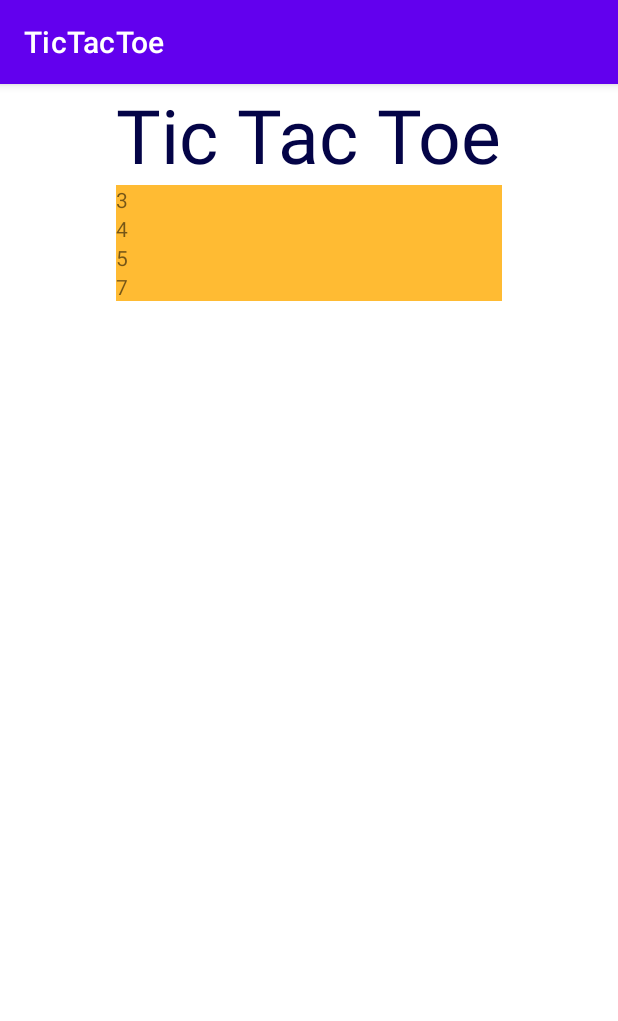
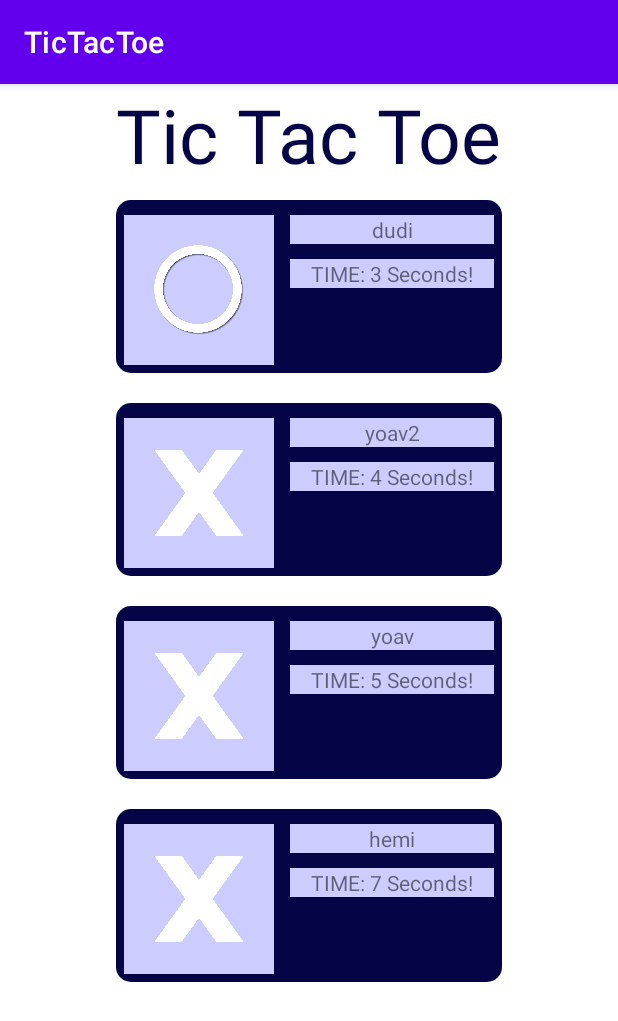
Before and after one commit to YoafOvershoes/tictactoe-android, an Android app: the GameRecordsActivity screen opened directly, with no data from a screen before it, on a phone screen of 412 x 824 dp. Shown: the top 1021 px of the screen. Run offline under Robolectric (Android 15) with nearby library versions, the phone set to English and light mode, and no system bars; our stand-ins replace Room's generated code.

Commit message:
wip shows a nice records screen and check time of new record

```diff
--- a/TicTacToe/app/src/main/java/com/example/tictactoe/AppDatabase.java
+++ b/TicTacToe/app/src/main/java/com/example/tictactoe/AppDatabase.java
@@ -54,7 +54,7 @@ public abstract class AppDatabase extends RoomDatabase {
                 dao.insert(record);
                 record = new GameRecord("hemi", 7, 0);
                 dao.insert(record);
-                record = new GameRecord("dudi", 3, 0);
+                record = new GameRecord("dudi", 3, 1);
                 dao.insert(record);
                 record = new GameRecord("yoav2", 4, 0);
                 dao.insert(record);
--- a/TicTacToe/app/src/main/java/com/example/tictactoe/GameRecordDao.java
+++ b/TicTacToe/app/src/main/java/com/example/tictactoe/GameRecordDao.java
@@ -2,6 +2,7 @@ package com.example.tictactoe;
 
 import androidx.lifecycle.LiveData;
 import androidx.room.Dao;
+import androidx.room.Delete;
 import androidx.room.Insert;
 import androidx.room.OnConflictStrategy;
 import androidx.room.Query;
--- a/TicTacToe/app/src/main/java/com/example/tictactoe/GameRecordsActivity.java
+++ b/TicTacToe/app/src/main/java/com/example/tictactoe/GameRecordsActivity.java
@@ -6,6 +6,9 @@ import androidx.recyclerview.widget.LinearLayoutManager;
 import androidx.recyclerview.widget.RecyclerView;
 
 import android.os.Bundle;
+import android.util.Log;
+
+import java.util.ArrayList;
 
 public class GameRecordsActivity extends AppCompatActivity {
 
@@ -13,9 +16,16 @@ public class GameRecordsActivity extends AppCompatActivity {
 
     private RecordViewModel mRecordViewModel;
     RecyclerView recyclerView;
+    static final int NOT_A_GAME_RECORD = -1;
+    ArrayList<GameRecord> gameRecords;
+    int gameTime;
 
     @Override
     protected void onCreate(Bundle savedInstanceState) {
+
+        gameTime = getIntent().getIntExtra("game_time", -1);
+        gameRecords = new ArrayList<GameRecord>();
+
         super.onCreate(savedInstanceState);
         setContentView(R.layout.activity_game_records);
 
@@ -25,10 +35,27 @@ public class GameRecordsActivity extends AppCompatActivity {
         recyclerView.setLayoutManager(new LinearLayoutManager(this));
 
         mRecordViewModel = new ViewModelProvider(this).get(RecordViewModel.class);
+
+
         mRecordViewModel.getTopRecords().observe(this, records -> {
             // Update the cached copy of the words in the adapter.
             recordListApadter.submitList(records);
+            gameRecords.clear();
+
+            for (int recordIndex = 0; recordIndex < records.size(); recordIndex++) {
+                Log.i("Record", "" + records.get(recordIndex).record);
+                gameRecords.add(records.get(recordIndex));
+            }
+
+            if (gameTime != NOT_A_GAME_RECORD) {
+                for (int recordIndex = 0; recordIndex < records.size(); recordIndex++) {
+                    if (gameTime < records.get(recordIndex).getRecord()) {
+                        Log.i("RecordSurpassed", "old time " + records.get(recordIndex).record + " new time " + gameTime);
+                        finish();
+                    }
+                }
+            }
+
         });
-
     }
 }
--- a/TicTacToe/app/src/main/java/com/example/tictactoe/MainActivity.java
+++ b/TicTacToe/app/src/main/java/com/example/tictactoe/MainActivity.java
@@ -1,6 +1,7 @@
 package com.example.tictactoe;
 
 import androidx.appcompat.app.AppCompatActivity;
+
 import java.util.concurrent.TimeUnit;
 
 import android.content.Intent;
@@ -39,12 +40,16 @@ public class MainActivity extends AppCompatActivity {
     long gameTimeStart;
     long gameTimeEnd;
 
+
     Button gotoRecords;
 
     @Override
     protected void onCreate(Bundle savedInstanceState) {
         super.onCreate(savedInstanceState);
         setContentView(R.layout.activity_main);
+
+        // flags that the game was a tie AND how much time has passed
+        gameTimeEnd = -1;
 
         gotoRecords = findViewById(R.id.goToRecords);
         gotoRecords.setOnClickListener(view -> {
@@ -74,12 +79,12 @@ public class MainActivity extends AppCompatActivity {
                     gameBoardArray[finalCellIndex] = PLAYER1_ID;
                     ImageView cell = (ImageView) view;
                     cell.setImageResource(R.drawable.cross);
-                    currPlayer.setText(players[PLAYER2_ID -1]);
+                    currPlayer.setText(players[PLAYER2_ID - 1]);
                 } else {
                     gameBoardArray[finalCellIndex] = PLAYER2_ID;
                     ImageView cell = (ImageView) view;
                     cell.setImageResource(R.drawable.circle);
-                    currPlayer.setText(players[PLAYER1_ID -1]);
+                    currPlayer.setText(players[PLAYER1_ID - 1]);
                 }
 
                 int[] gameEnd = checkGameEnd();
@@ -88,6 +93,12 @@ public class MainActivity extends AppCompatActivity {
                             && currTurn == maxTurns) {
                         //TIE
                         currPlayer.setText("TIE!!!");
+                        try {
+                            TimeUnit.SECONDS.sleep(3);
+                        } catch (InterruptedException e) {
+                            e.printStackTrace();
+                        }
+
                     } else {
                         gameTimeEnd = TimeUnit.MILLISECONDS.toSeconds(System.currentTimeMillis() - gameTimeStart);
                         //winner is declared
@@ -97,6 +108,12 @@ public class MainActivity extends AppCompatActivity {
                     }
 
                     removeBoardClicks();
+
+
+                    Intent recordsIntent = new Intent(this, GameRecordsActivity.class);
+                    recordsIntent.putExtra("game_time", (int)gameTimeEnd);
+                    finish();
+                    startActivity(recordsIntent);
                 }
 
                 firstPlayer = (!firstPlayer);
@@ -106,13 +123,14 @@ public class MainActivity extends AppCompatActivity {
         gameTimeStart = System.currentTimeMillis();
     }
 
+
     public int[] checkGameEnd() {
         int winner = NO_PLAYER_ID;
         int[] winningData = new int[4];
         for (int[] winningPosition : winningPositions) {
             if (gameBoardArray[winningPosition[gameEndCell1]] != NO_PLAYER_ID)
                 if (gameBoardArray[winningPosition[gameEndCell1]] == gameBoardArray[winningPosition[gameEndCell2]]
-                        &&gameBoardArray[winningPosition[gameEndCell1]] == gameBoardArray[winningPosition[gameEndCell3]]) {
+                        && gameBoardArray[winningPosition[gameEndCell1]] == gameBoardArray[winningPosition[gameEndCell3]]) {
                     winner = gameBoardArray[winningPosition[gameEndCell1]];
                     winningData[gameEndWinnerPosition] = winner;
                     winningData[gameEndCell1 + 1] = winningPosition[gameEndCell1];
--- a/TicTacToe/app/src/main/java/com/example/tictactoe/MainMenuActivity.java
+++ b/TicTacToe/app/src/main/java/com/example/tictactoe/MainMenuActivity.java
@@ -10,6 +10,8 @@ public class MainMenuActivity extends AppCompatActivity {
 
     Button playBtn;
     Button tutorialBtn;
+    Button recordsBtn;
+
     @Override
     protected void onCreate(Bundle savedInstanceState) {
         super.onCreate(savedInstanceState);
@@ -17,11 +19,19 @@ public class MainMenuActivity extends AppCompatActivity {
 
         playBtn = findViewById(R.id.playBtn);
         tutorialBtn = findViewById(R.id.torurialBtn);
+        recordsBtn = findViewById(R.id.gameRecordsBtn);
 
 
         playBtn.setOnClickListener(view -> {
             Intent playIntent = new Intent(this, MainActivity.class);
             startActivity(playIntent);
         });
+
+        recordsBtn.setOnClickListener(view -> {
+            Intent recordsIntent = new Intent(this, GameRecordsActivity.class);
+            startActivity(recordsIntent);
+        });
+
+
     }
 }
--- a/TicTacToe/app/src/main/java/com/example/tictactoe/RecordListApadter.java
+++ b/TicTacToe/app/src/main/java/com/example/tictactoe/RecordListApadter.java
@@ -20,7 +20,7 @@ public class RecordListApadter extends ListAdapter <GameRecord, RecordViewHolder
     @Override
     public void onBindViewHolder(RecordViewHolder holder, int position) {
         GameRecord current = getItem(position);
-        holder.bind(String.valueOf(current.getRecord()));
+        holder.bind(String.valueOf(current.getRecord()), current.getType(), current.getPlayerName());
     }
 
     static class RecordDiff extends DiffUtil.ItemCallback<GameRecord> {
--- a/TicTacToe/app/src/main/java/com/example/tictactoe/RecordViewHolder.java
+++ b/TicTacToe/app/src/main/java/com/example/tictactoe/RecordViewHolder.java
@@ -1,5 +1,6 @@
 package com.example.tictactoe;
 
+import android.media.Image;
 import android.view.LayoutInflater;
 import android.view.View;
 import android.view.ViewGroup;
@@ -12,10 +13,15 @@ import androidx.recyclerview.widget.RecyclerView;
 public class RecordViewHolder extends RecyclerView.ViewHolder {
 
     private final TextView recordTime;
+    private final ImageView playerType;
+    private final TextView playerName;
 
     public RecordViewHolder(@NonNull View itemView) {
-        super(itemView);;
+        super(itemView);
         this.recordTime = itemView.findViewById(R.id.recordsViewItem);
+        this.playerType = itemView.findViewById(R.id.PlayerTypeViewItem);
+        this.playerName = itemView.findViewById(R.id.PlayerNameViewItem);
+
     }
 
 
@@ -25,7 +31,12 @@ public class RecordViewHolder extends RecyclerView.ViewHolder {
         return new RecordViewHolder(view);
     }
 
-    public void bind(String text) {
-        recordTime.setText(text);
+    public void bind(String time, int type, String name) {
+        recordTime.setText("TIME: " + time + " Seconds!");
+        playerName.setText(name);
+        if (type == 0)
+            playerType.setImageResource(R.drawable.cross);
+        else
+            playerType.setImageResource(R.drawable.circle);
     }
 }
--- a/TicTacToe/app/src/main/java/com/example/tictactoe/RecordViewModel.java
+++ b/TicTacToe/app/src/main/java/com/example/tictactoe/RecordViewModel.java
@@ -5,11 +5,13 @@ import android.app.Application;
 import androidx.lifecycle.AndroidViewModel;
 import androidx.lifecycle.LiveData;
 
+import java.util.ArrayList;
 import java.util.List;
 
 public class RecordViewModel extends AndroidViewModel {
     private RecordRepository mRepository;
     private final LiveData<List<GameRecord>> mTopRecords;
+
 
     public RecordViewModel(Application application) {
         super(application);
--- a/TicTacToe/app/src/main/res/layout/activity_main_menu.xml
+++ b/TicTacToe/app/src/main/res/layout/activity_main_menu.xml
@@ -38,5 +38,15 @@
         app:layout_constraintStart_toStartOf="@id/playBtn"
         app:layout_constraintEnd_toEndOf="@id/playBtn"/>
 
+    <Button
+        android:id="@+id/gameRecordsBtn"
+        android:layout_width="0dp"
+        android:layout_height="wrap_content"
+        android:text="RECORDS"
+        android:textSize="16sp"
+        app:layout_constraintTop_toBottomOf="@+id/torurialBtn"
+        app:layout_constraintStart_toStartOf="@id/playBtn"
+        app:layout_constraintEnd_toEndOf="@id/playBtn"/>
+
 
 </androidx.constraintlayout.widget.ConstraintLayout>
--- a/TicTacToe/app/src/main/res/layout/recyclerview_item.xml
+++ b/TicTacToe/app/src/main/res/layout/recyclerview_item.xml
@@ -1,13 +1,54 @@
 <?xml version="1.0" encoding="utf-8"?>
 
+<LinearLayout xmlns:android="http://schemas.android.com/apk/res/android"
+    android:layout_width="match_parent"
+    android:layout_height="wrap_content"
+    android:orientation="horizontal"
+    android:background="@drawable/cell_bg"
+    android:layout_marginTop="10dp"
+    android:layout_marginBottom="10dp">
+
+
     <LinearLayout xmlns:android="http://schemas.android.com/apk/res/android"
-        android:orientation="vertical"
+        android:layout_width="wrap_content"
+        android:layout_height="wrap_content"
+        android:orientation="vertical">
+
+        <ImageView
+            android:id="@+id/PlayerTypeViewItem"
+            android:layout_width="100dp"
+            android:layout_height="100dp"
+            android:layout_marginStart="5dp"
+            android:layout_marginTop="10dp"
+            android:layout_marginEnd="5dp"
+            android:layout_marginBottom="5dp"
+            android:layout_weight="1"
+            android:background="@color/light_purple"
+            android:padding="20dp" />
+    </LinearLayout>
+
+    <LinearLayout xmlns:android="http://schemas.android.com/apk/res/android"
         android:layout_width="match_parent"
-        android:layout_height="wrap_content">
+        android:layout_height="wrap_content"
+        android:orientation="vertical">
+    <TextView
+        android:id="@+id/PlayerNameViewItem"
+        android:layout_width="match_parent"
+        android:layout_height="wrap_content"
+        android:background="@color/light_purple"
+        android:layout_marginStart="5dp"
+        android:layout_marginTop="10dp"
+        android:layout_marginEnd="5dp"
+        android:gravity="center"/>
+    <TextView
+        android:id="@+id/recordsViewItem"
+        android:layout_width="match_parent"
+        android:layout_height="wrap_content"
+        android:background="@color/light_purple"
+        android:layout_marginStart="5dp"
+        android:layout_marginTop="10dp"
+        android:layout_marginEnd="5dp"
+        android:gravity="center"/>
+    </LinearLayout>
 
-        <TextView
-            android:id="@+id/recordsViewItem"
-            android:layout_width="match_parent"
-            android:layout_height="wrap_content"
-            android:background="@android:color/holo_orange_light" />
-    </LinearLayout>
+</LinearLayout>
```
